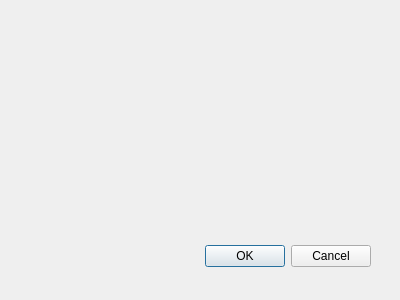
Before: the Qt Designer form newgamewindow.ui in mpaluch1/slides_puzzle, drawn with Qt 5.
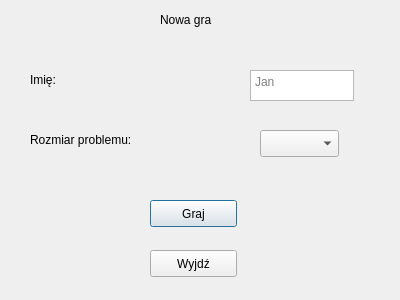
After: the same form once the commit is applied.

Commit message: Create simple new game window view

The edit to the form file:
```diff
--- a/newgamewindow.ui
+++ b/newgamewindow.ui
@@ -15,20 +15,95 @@
   <property name="windowTitle">
    <string>Dialog</string>
   </property>
-  <widget class="QDialogButtonBox" name="buttonBox">
+  <widget class="QLabel" name="new_game_label">
    <property name="geometry">
     <rect>
+     <x>160</x>
+     <y>10</y>
+     <width>66</width>
+     <height>19</height>
+    </rect>
+   </property>
+   <property name="text">
+    <string>Nowa gra</string>
+   </property>
+  </widget>
+  <widget class="QLabel" name="name_label">
+   <property name="geometry">
+    <rect>
      <x>30</x>
-     <y>240</y>
-     <width>341</width>
-     <height>32</height>
+     <y>70</y>
+     <width>66</width>
+     <height>19</height>
     </rect>
    </property>
-   <property name="orientation">
-    <enum>Qt::Horizontal</enum>
+   <property name="text">
+    <string>Imię:</string>
    </property>
-   <property name="standardButtons">
-    <set>QDialogButtonBox::Cancel|QDialogButtonBox::Ok</set>
+  </widget>
+  <widget class="QLabel" name="problem_size_label">
+   <property name="geometry">
+    <rect>
+     <x>30</x>
+     <y>130</y>
+     <width>141</width>
+     <height>19</height>
+    </rect>
+   </property>
+   <property name="text">
+    <string>Rozmiar problemu:</string>
+   </property>
+  </widget>
+  <widget class="QPlainTextEdit" name="name_text_edit">
+   <property name="geometry">
+    <rect>
+     <x>250</x>
+     <y>70</y>
+     <width>104</width>
+     <height>31</height>
+    </rect>
+   </property>
+   <property name="placeholderText">
+    <string>Jan</string>
+   </property>
+  </widget>
+  <widget class="QComboBox" name="problem_size_combo_box">
+   <property name="geometry">
+    <rect>
+     <x>260</x>
+     <y>130</y>
+     <width>79</width>
+     <height>27</height>
+    </rect>
+   </property>
+   <property name="currentText">
+    <string/>
+   </property>
+  </widget>
+  <widget class="QPushButton" name="play_button">
+   <property name="geometry">
+    <rect>
+     <x>150</x>
+     <y>200</y>
+     <width>87</width>
+     <height>27</height>
+    </rect>
+   </property>
+   <property name="text">
+    <string>Graj</string>
+   </property>
+  </widget>
+  <widget class="QPushButton" name="exit_button">
+   <property name="geometry">
+    <rect>
+     <x>150</x>
+     <y>250</y>
+     <width>87</width>
+     <height>27</height>
+    </rect>
+   </property>
+   <property name="text">
+    <string>Wyjdź</string>
    </property>
   </widget>
  </widget>
```
Left out of the diff: 40 changed lines with no effect on the pictures.
